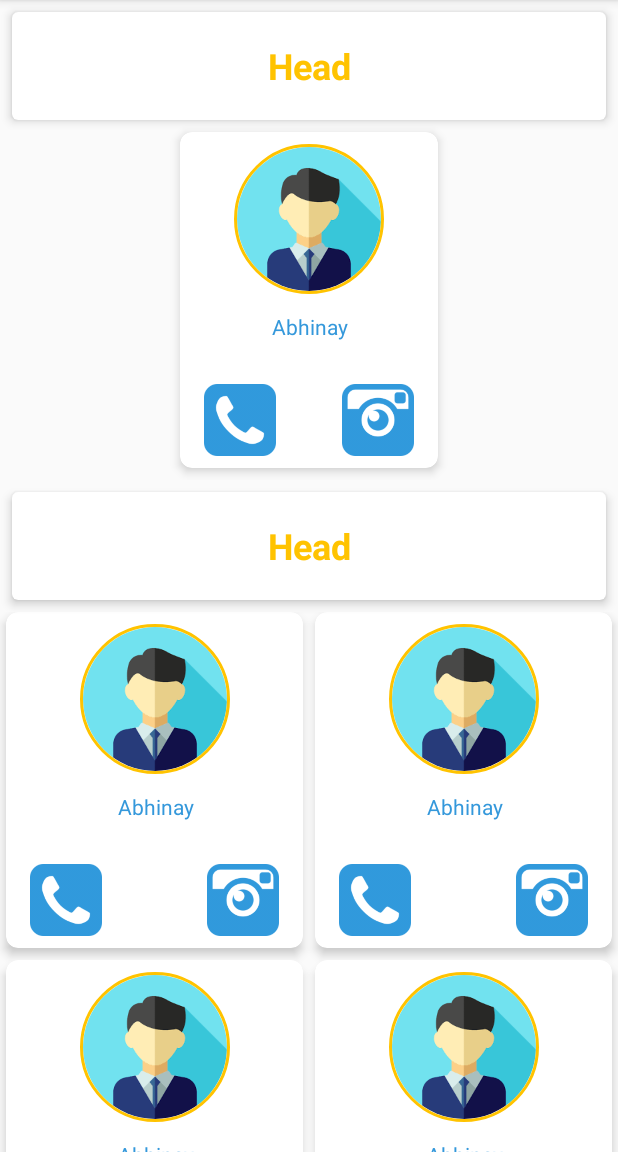
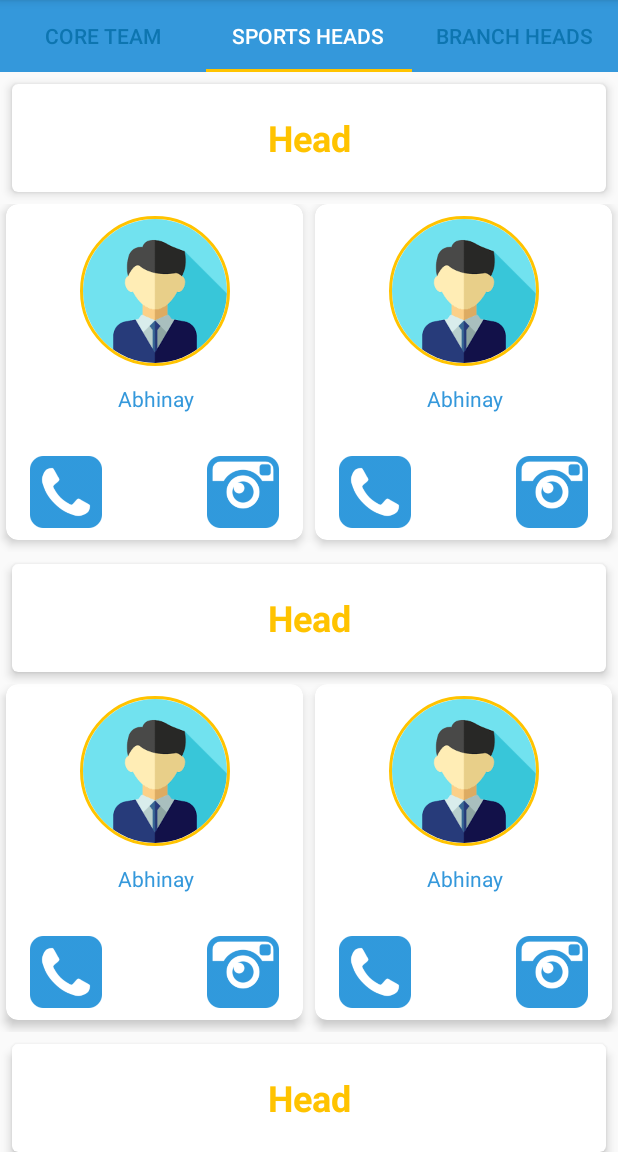
Before and after one commit to DevAdarshAnurag/UrjaNITJSR, an Android app: the CoreTeamActivity screen opened directly, with no data from a screen before it, on a phone screen of 412 x 824 dp, the part 84-1236 px from its top. Run offline under Robolectric (Android 15) with nearby library versions, the phone set to English and light mode, and no system bars; our stand-ins replace CircleImageView.

Commit message:
Categorized Urja team

```diff
--- a/app/src/main/java/com/nitjsr/urja1920/Activities/CoreTeamActivity.java
+++ b/app/src/main/java/com/nitjsr/urja1920/Activities/CoreTeamActivity.java
@@ -3,10 +3,15 @@ package com.nitjsr.urja1920.Activities;
 import androidx.appcompat.app.AppCompatActivity;
 import androidx.recyclerview.widget.LinearLayoutManager;
 import androidx.recyclerview.widget.RecyclerView;
+import androidx.viewpager.widget.ViewPager;
 
+import com.google.android.material.tabs.TabLayout;
 import com.nitjsr.urja1920.Adapters.CoreTeamAdapter;
+import com.nitjsr.urja1920.Adapters.TabPagerAdapter;
+import com.nitjsr.urja1920.Adapters.TeamPagerAdapter;
 import com.nitjsr.urja1920.R;
 import android.os.Bundle;
+import android.widget.TableLayout;
 
 import com.nitjsr.urja1920.Models.TeamPerson;
 
@@ -14,56 +19,27 @@ import java.util.ArrayList;
 
 public class CoreTeamActivity extends AppCompatActivity {
 
-    RecyclerView recyclerView;
-    ArrayList<String> posts;
-    ArrayList<ArrayList<TeamPerson>> persons;
+    TabLayout coreTabLayout;
+    ViewPager coreViewPager;
 
     @Override
     protected void onCreate(Bundle savedInstanceState) {
         super.onCreate(savedInstanceState);
         setContentView(R.layout.activity_coreteam);
 
-        posts=new ArrayList<String>();
-        persons=new ArrayList<ArrayList<TeamPerson>>();
-        fillData();
-        recyclerView=findViewById(R.id.recycler_view);
-        recyclerView.setLayoutManager(new LinearLayoutManager(this));
-        CoreTeamAdapter coreTeamAdapter=new CoreTeamAdapter(posts,persons);
-        recyclerView.setAdapter(coreTeamAdapter);
+
+        String tabNames[]={"CORE TEAM","SPORTS HEADS","BRANCH HEADS"};
+        coreTabLayout = findViewById(R.id.team_tabs);
+        coreViewPager = findViewById(R.id.team_tab_viewpager);
+        TeamPagerAdapter tabPagerAdapter = new TeamPagerAdapter(getSupportFragmentManager());
+        coreViewPager.setAdapter(tabPagerAdapter);
+        coreTabLayout.setupWithViewPager(coreViewPager);
+        for(int i=0;i<3;i++)
+        {
+            coreTabLayout.getTabAt(i).setText(tabNames[i]);
+        }
+        coreViewPager.setCurrentItem(1);
+
     }
 
-    public  void fillData()
-    {
-        posts.add("Head");
-        posts.add("Head");
-        posts.add("Head");
-
-        ArrayList<TeamPerson> name=new ArrayList<TeamPerson>();
-        name.add(new TeamPerson("Raja Kumar Singh Sinha Rajput",R.drawable.avatar,"8825326346","http://instagram.com/"));
-        name.add(new TeamPerson("Abhinay",R.drawable.avatar,"8825326346","http://instagram.com/"));
-        name.add(new TeamPerson("Abhinay",R.drawable.avatar,"8825326346","http://instagram.com/"));
-        name.add(new TeamPerson("Abhinay",R.drawable.avatar,"8825326346","http://instagram.com/"));
-        name.add(new TeamPerson("Abhinay",R.drawable.avatar,"8825326346","http://instagram.com/"));
-        name.add(new TeamPerson("Abhinay",R.drawable.avatar,"8825326346","http://instagram.com/"));
-        name.add(new TeamPerson("Abhinay",R.drawable.avatar,"8825326346","http://instagram.com/"));
-
-        ArrayList<TeamPerson> name1=new ArrayList<TeamPerson>();
-        name1.add(new TeamPerson("Abhinay",R.drawable.avatar,"8825326346","http://instagram.com/"));
-        name1.add(new TeamPerson("Abhinay",R.drawable.avatar,"8825326346","http://instagram.com/"));
-        name1.add(new TeamPerson("Abhinay",R.drawable.avatar,"8825326346","http://instagram.com/"));
-        name1.add(new TeamPerson("Abhinay",R.drawable.avatar,"8825326346","http://instagram.com/"));
-        name1.add(new TeamPerson("Abhinay",R.drawable.avatar,"8825326346","http://instagram.com/"));
-        name1.add(new TeamPerson("Abhinay",R.drawable.avatar,"8825326346","http://instagram.com/"));
-        name1.add(new TeamPerson("Abhinay",R.drawable.avatar,"8825326346","http://instagram.com/"));
-        name1.add(new TeamPerson("Abhinay",R.drawable.avatar,"8825326346","http://instagram.com/"));
-
-        ArrayList<TeamPerson> name3=new ArrayList<>();
-        name3.add(new TeamPerson("Abhinay",R.drawable.avatar,"8825326346","http://instagram.com/"));
-         persons.add(name3);
-         persons.add(name1);
-         persons.add(name);
-
-
-
-    }
 }
--- /dev/null
+++ b/app/src/main/java/com/nitjsr/urja1920/Adapters/TeamPagerAdapter.java
@@ -0,0 +1,33 @@
+package com.nitjsr.urja1920.Adapters;
+
+import com.nitjsr.urja1920.Fragments.BranchHeadFragment;
+import com.nitjsr.urja1920.Fragments.CoreTeamFragment;
+import com.nitjsr.urja1920.Fragments.SportsHeadFragment;
+
+import androidx.annotation.NonNull;
+import androidx.fragment.app.Fragment;
+import androidx.fragment.app.FragmentManager;
+import androidx.fragment.app.FragmentPagerAdapter;
+
+public class TeamPagerAdapter extends FragmentPagerAdapter {
+    public TeamPagerAdapter(@NonNull FragmentManager fm) {
+        super(fm);
+    }
+
+    @NonNull
+    @Override
+    public Fragment getItem(int i) {
+        if (i == 0)
+            return new CoreTeamFragment();
+        if (i == 1)
+            return new SportsHeadFragment();
+        if (i == 2)
+            return new BranchHeadFragment();
+        return null;
+    }
+
+    @Override
+    public int getCount() {
+        return 3;
+    }
+}
--- /dev/null
+++ b/app/src/main/java/com/nitjsr/urja1920/Fragments/BranchHeadFragment.java
@@ -0,0 +1,78 @@
+package com.nitjsr.urja1920.Fragments;
+
+
+import android.os.Bundle;
+
+import androidx.annotation.NonNull;
+import androidx.annotation.Nullable;
+import androidx.fragment.app.Fragment;
+import androidx.recyclerview.widget.LinearLayoutManager;
+import androidx.recyclerview.widget.RecyclerView;
+
+import android.view.LayoutInflater;
+import android.view.View;
+import android.view.ViewGroup;
+
+import com.nitjsr.urja1920.Adapters.CoreTeamAdapter;
+import com.nitjsr.urja1920.Models.TeamPerson;
+import com.nitjsr.urja1920.R;
+
+import java.util.ArrayList;
+
+/**
+ * A simple {@link Fragment} subclass.
+ */
+public class BranchHeadFragment extends Fragment {
+
+    RecyclerView recyclerView;
+    ArrayList<String> posts;
+    ArrayList<ArrayList<TeamPerson>> persons;
+
+
+    public BranchHeadFragment() {
+        // Required empty public constructor
+    }
+
+
+    @Override
+    public View onCreateView(LayoutInflater inflater, ViewGroup container,
+                             Bundle savedInstanceState) {
+        // Inflate the layout for this fragment
+        return inflater.inflate(R.layout.fragment_branch_head, container, false);
+    }
+
+
+    @Override
+    public void onViewCreated(@NonNull View view, @Nullable Bundle savedInstanceState) {
+        posts=new ArrayList<String>();
+        persons=new ArrayList<ArrayList<TeamPerson>>();
+        fillData();
+        recyclerView=view.findViewById(R.id.branch_head_rv);
+        recyclerView.setLayoutManager(new LinearLayoutManager(getActivity()));
+        CoreTeamAdapter coreTeamAdapter=new CoreTeamAdapter(posts,persons);
+        recyclerView.setAdapter(coreTeamAdapter);
+    }
+
+    public  void fillData()
+    {
+        posts.add("Head");
+        posts.add("Head");
+        posts.add("Head");
+
+        ArrayList<TeamPerson> name=new ArrayList<TeamPerson>();
+        name.add(new TeamPerson("Raja Kumar Singh Sinha Rajput",R.drawable.avatar,"8825326346","http://instagram.com/"));
+        name.add(new TeamPerson("Abhinay",R.drawable.avatar,"8825326346","http://instagram.com/"));
+
+
+        ArrayList<TeamPerson> name1=new ArrayList<TeamPerson>();
+        name1.add(new TeamPerson("Abhinay",R.drawable.avatar,"8825326346","http://instagram.com/"));
+        name1.add(new TeamPerson("Abhinay",R.drawable.avatar,"8825326346","http://instagram.com/"));
+
+        ArrayList<TeamPerson> name3=new ArrayList<>();
+        name3.add(new TeamPerson("Abhinay",R.drawable.avatar,"8825326346","http://instagram.com/"));
+        persons.add(name3);
+        persons.add(name1);
+        persons.add(name);
+    }
+
+}
--- /dev/null
+++ b/app/src/main/java/com/nitjsr/urja1920/Fragments/CoreTeamFragment.java
@@ -0,0 +1,83 @@
+package com.nitjsr.urja1920.Fragments;
+
+
+import android.os.Bundle;
+
+import androidx.annotation.NonNull;
+import androidx.annotation.Nullable;
+import androidx.fragment.app.Fragment;
+import androidx.recyclerview.widget.LinearLayoutManager;
+import androidx.recyclerview.widget.RecyclerView;
+
+import android.view.LayoutInflater;
+import android.view.View;
+import android.view.ViewGroup;
+
+import com.nitjsr.urja1920.Adapters.CoreTeamAdapter;
+import com.nitjsr.urja1920.Models.TeamPerson;
+import com.nitjsr.urja1920.R;
+
+import java.util.ArrayList;
+
+/**
+ * A simple {@link Fragment} subclass.
+ */
+public class CoreTeamFragment extends Fragment {
+
+    RecyclerView recyclerView;
+    ArrayList<String> posts;
+    ArrayList<ArrayList<TeamPerson>> persons;
+
+    public CoreTeamFragment() {
+        // Required empty public constructor
+    }
+
+
+    @Override
+    public View onCreateView(LayoutInflater inflater, ViewGroup container,
+                             Bundle savedInstanceState) {
+        // Inflate the layout for this fragment
+        return inflater.inflate(R.layout.fragment_core_team, container, false);
+    }
+
+    @Override
+    public void onViewCreated(@NonNull View view, @Nullable Bundle savedInstanceState) {
+        posts=new ArrayList<String>();
+        persons=new ArrayList<ArrayList<TeamPerson>>();
+        fillData();
+        recyclerView=view.findViewById(R.id.core_team_rv);
+        recyclerView.setLayoutManager(new LinearLayoutManager(getActivity()));
+        CoreTeamAdapter coreTeamAdapter=new CoreTeamAdapter(posts,persons);
+        recyclerView.setAdapter(coreTeamAdapter);
+    }
+
+    public  void fillData()
+    {
+        posts.add("Head");
+        posts.add("Head");
+        posts.add("Head");
+
+        ArrayList<TeamPerson> name=new ArrayList<TeamPerson>();
+        name.add(new TeamPerson("Raja Kumar Singh Sinha Rajput",R.drawable.avatar,"8825326346","http://instagram.com/"));
+        name.add(new TeamPerson("Abhinay",R.drawable.avatar,"8825326346","http://instagram.com/"));
+        name.add(new TeamPerson("Abhinay",R.drawable.avatar,"8825326346","http://instagram.com/"));
+        name.add(new TeamPerson("Abhinay",R.drawable.avatar,"8825326346","http://instagram.com/"));
+        name.add(new TeamPerson("Abhinay",R.drawable.avatar,"8825326346","http://instagram.com/"));
+        name.add(new TeamPerson("Abhinay",R.drawable.avatar,"8825326346","http://instagram.com/"));
+        name.add(new TeamPerson("Abhinay",R.drawable.avatar,"8825326346","http://instagram.com/"));
+
+        ArrayList<TeamPerson> name1=new ArrayList<TeamPerson>();
+        name1.add(new TeamPerson("Abhinay",R.drawable.avatar,"8825326346","http://instagram.com/"));
+        name1.add(new TeamPerson("Abhinay",R.drawable.avatar,"8825326346","http://instagram.com/"));
+        name1.add(new TeamPerson("Abhinay",R.drawable.avatar,"8825326346","http://instagram.com/"));
+        name1.add(new TeamPerson("Abhinay",R.drawable.avatar,"8825326346","http://instagram.com/"));
+        name1.add(new TeamPerson("Abhinay",R.drawable.avatar,"8825326346","http://instagram.com/"));
+        name1.add(new TeamPerson("Abhinay",R.drawable.avatar,"8825326346","http://instagram.com/"));
+
+        ArrayList<TeamPerson> name3=new ArrayList<>();
+        name3.add(new TeamPerson("Abhinay",R.drawable.avatar,"8825326346","http://instagram.com/"));
+        persons.add(name3);
+        persons.add(name1);
+        persons.add(name);
+    }
+}
--- /dev/null
+++ b/app/src/main/java/com/nitjsr/urja1920/Fragments/SportsHeadFragment.java
@@ -0,0 +1,77 @@
+package com.nitjsr.urja1920.Fragments;
+
+import android.os.Bundle;
+import android.view.LayoutInflater;
+import android.view.View;
+import android.view.ViewGroup;
+
+import com.nitjsr.urja1920.Adapters.CoreTeamAdapter;
+import com.nitjsr.urja1920.Models.TeamPerson;
+import com.nitjsr.urja1920.R;
+
+import java.util.ArrayList;
+
+import androidx.annotation.NonNull;
+import androidx.annotation.Nullable;
+import androidx.fragment.app.Fragment;
+import androidx.recyclerview.widget.LinearLayoutManager;
+import androidx.recyclerview.widget.RecyclerView;
+
+
+public class SportsHeadFragment extends Fragment {
+
+    RecyclerView recyclerView;
+    ArrayList<String> posts;
+    ArrayList<ArrayList<TeamPerson>> persons;
+
+
+    public SportsHeadFragment() {
+        // Required empty public constructor
+    }
+
+
+    @Override
+    public View onCreateView(LayoutInflater inflater, ViewGroup container,
+                             Bundle savedInstanceState) {
+        // Inflate the layout for this fragment
+        return inflater.inflate(R.layout.fragment_sports_head, container, false);
+    }
+
+
+    @Override
+    public void onViewCreated(@NonNull View view, @Nullable Bundle savedInstanceState) {
+        posts=new ArrayList<String>();
+        persons=new ArrayList<ArrayList<TeamPerson>>();
+        fillData();
+        recyclerView=view.findViewById(R.id.sports_head_rv);
+        recyclerView.setLayoutManager(new LinearLayoutManager(getActivity()));
+        CoreTeamAdapter coreTeamAdapter=new CoreTeamAdapter(posts,persons);
+        recyclerView.setAdapter(coreTeamAdapter);
+    }
+
+
+    public  void fillData()
+    {
+        posts.add("Head");
+        posts.add("Head");
+        posts.add("Head");
+
+        ArrayList<TeamPerson> name=new ArrayList<TeamPerson>();
+        name.add(new TeamPerson("Raja Kumar Singh Sinha Rajput",R.drawable.avatar,"8825326346","http://instagram.com/"));
+        name.add(new TeamPerson("Abhinay",R.drawable.avatar,"8825326346","http://instagram.com/"));
+
+
+        ArrayList<TeamPerson> name1=new ArrayList<TeamPerson>();
+        name1.add(new TeamPerson("Abhinay",R.drawable.avatar,"8825326346","http://instagram.com/"));
+        name1.add(new TeamPerson("Abhinay",R.drawable.avatar,"8825326346","http://instagram.com/"));
+
+
+        ArrayList<TeamPerson> name3=new ArrayList<>();
+        name3.add(new TeamPerson("Abhinay",R.drawable.avatar,"8825326346","http://instagram.com/"));
+        name3.add(new TeamPerson("Abhinay",R.drawable.avatar,"8825326346","http://instagram.com/"));
+        persons.add(name3);
+        persons.add(name1);
+        persons.add(name);
+    }
+
+}
--- a/app/src/main/res/layout/activity_coreteam.xml
+++ b/app/src/main/res/layout/activity_coreteam.xml
@@ -1,18 +1,30 @@
 <?xml version="1.0" encoding="utf-8"?>
-<androidx.constraintlayout.widget.ConstraintLayout xmlns:android="http://schemas.android.com/apk/res/android"
+<RelativeLayout xmlns:android="http://schemas.android.com/apk/res/android"
     xmlns:app="http://schemas.android.com/apk/res-auto"
     xmlns:tools="http://schemas.android.com/tools"
     android:layout_width="match_parent"
     android:layout_height="match_parent"
     tools:context=".Activities.CoreTeamActivity">
 
-    <androidx.recyclerview.widget.RecyclerView
-        android:id="@+id/recycler_view"
+    <com.google.android.material.tabs.TabLayout
+        android:id="@+id/team_tabs"
+        android:layout_width="match_parent"
+        android:layout_height="wrap_content"
+        app:tabGravity="fill"
+        app:tabBackground="@color/colorPrimary"
+        app:tabIndicatorColor="@color/colorAccent"
+        app:tabMode="fixed"
+        app:tabRippleColor="@color/colorPrimaryDark"
+        app:tabSelectedTextColor="#fff"
+        app:tabTextColor="@color/colorPrimaryDark">
+
+    </com.google.android.material.tabs.TabLayout>
+
+    <androidx.viewpager.widget.ViewPager
+        android:id="@+id/team_tab_viewpager"
         android:layout_width="match_parent"
         android:layout_height="match_parent"
-        app:layout_constraintBottom_toBottomOf="parent"
-        app:layout_constraintEnd_toEndOf="parent"
-        app:layout_constraintStart_toStartOf="parent"
-        app:layout_constraintTop_toTopOf="parent" />
+        android:layout_below="@id/team_tabs"
+        app:layout_behavior="@string/appbar_scrolling_view_behavior" />
 
-</androidx.constraintlayout.widget.ConstraintLayout>
+</RelativeLayout>
--- /dev/null
+++ b/app/src/main/res/layout/fragment_branch_head.xml
@@ -0,0 +1,13 @@
+<?xml version="1.0" encoding="utf-8"?>
+<FrameLayout xmlns:android="http://schemas.android.com/apk/res/android"
+    xmlns:tools="http://schemas.android.com/tools"
+    android:layout_width="match_parent"
+    android:layout_height="match_parent"
+    tools:context=".Fragments.BranchHeadFragment">
+
+    <androidx.recyclerview.widget.RecyclerView
+        android:layout_width="match_parent"
+        android:layout_height="match_parent"
+        android:id="@+id/branch_head_rv"/>
+
+</FrameLayout>
--- /dev/null
+++ b/app/src/main/res/layout/fragment_core_team.xml
@@ -0,0 +1,13 @@
+<?xml version="1.0" encoding="utf-8"?>
+<FrameLayout xmlns:android="http://schemas.android.com/apk/res/android"
+    xmlns:tools="http://schemas.android.com/tools"
+    android:layout_width="match_parent"
+    android:layout_height="match_parent"
+    tools:context=".Fragments.CoreTeamFragment">
+
+    <androidx.recyclerview.widget.RecyclerView
+        android:layout_width="match_parent"
+        android:layout_height="match_parent"
+        android:id="@+id/core_team_rv"/>
+
+</FrameLayout>
--- /dev/null
+++ b/app/src/main/res/layout/fragment_sports_head.xml
@@ -0,0 +1,13 @@
+<?xml version="1.0" encoding="utf-8"?>
+<FrameLayout xmlns:android="http://schemas.android.com/apk/res/android"
+    xmlns:tools="http://schemas.android.com/tools"
+    android:layout_width="match_parent"
+    android:layout_height="match_parent"
+    tools:context=".Fragments.SportsHeadFragment">
+
+    <androidx.recyclerview.widget.RecyclerView
+        android:layout_width="match_parent"
+        android:layout_height="match_parent"
+        android:id="@+id/sports_head_rv"/>
+
+</FrameLayout>
--- a/app/src/main/res/values/strings.xml
+++ b/app/src/main/res/values/strings.xml
@@ -50,5 +50,8 @@
     <!-- Toast text when we could not take user to play store because they don't have Google Play app installed -->
     <string name="cannot_find_play_store">Google Play is not installed on the device.</string>
 
+    <!-- TODO: Remove or change this placeholder text -->
+    <string name="hello_blank_fragment">Hello blank fragment</string>
+
 
 </resources>
```
